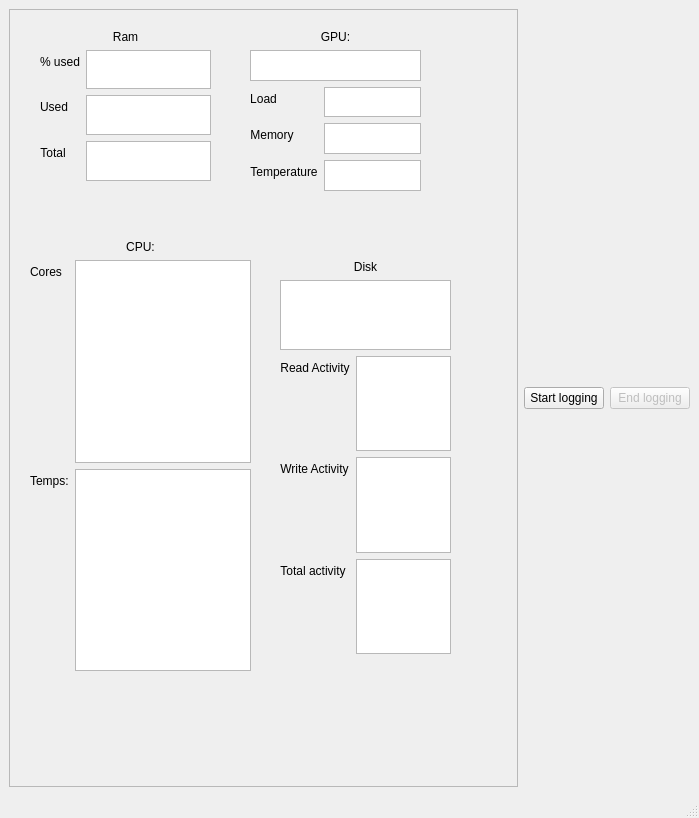
Above: gui.ui from Janders8/resource-monitor before the change. Below: the same form after it.
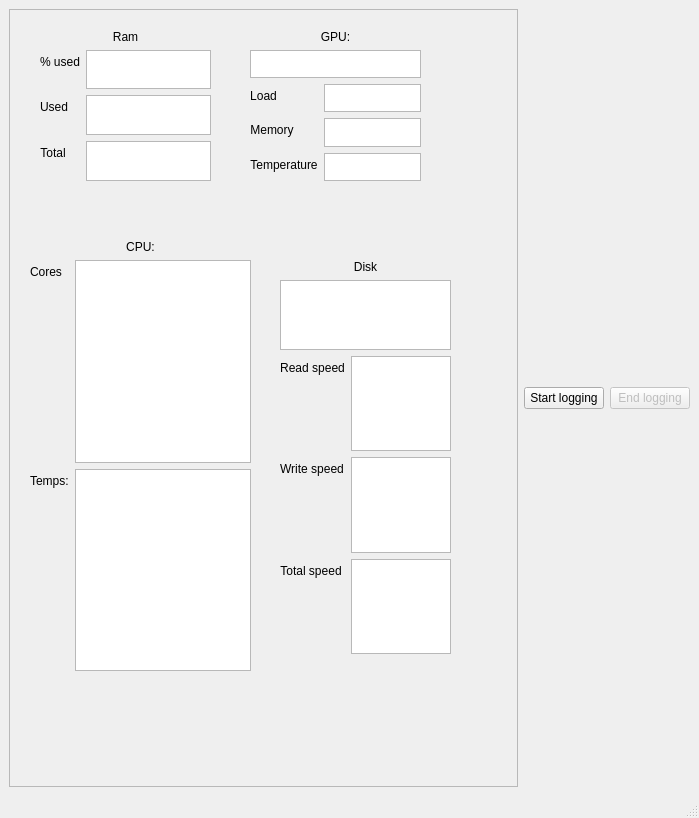
That is the form after the change.

What changed in the file:
```diff
--- a/gui.ui
+++ b/gui.ui
@@ -179,7 +179,7 @@
           <x>240</x>
           <y>20</y>
           <width>171</width>
-          <height>161</height>
+          <height>151</height>
          </rect>
         </property>
         <layout class="QFormLayout" name="formLayoutGpu">
@@ -281,7 +281,7 @@
             <bool>false</bool>
            </property>
            <property name="text">
-            <string>Read Activity</string>
+            <string>Read speed</string>
            </property>
            <property name="alignment">
             <set>Qt::AlignCenter</set>
@@ -297,7 +297,7 @@
             <bool>false</bool>
            </property>
            <property name="text">
-            <string>Write Activity</string>
+            <string>Write speed</string>
            </property>
            <property name="alignment">
             <set>Qt::AlignCenter</set>
@@ -313,7 +313,7 @@
             <bool>false</bool>
            </property>
            <property name="text">
-            <string>Total activity</string>
+            <string>Total speed</string>
            </property>
            <property name="alignment">
             <set>Qt::AlignCenter</set>
```
Left out of the diff: 6 changed lines with no effect on the pictures.
